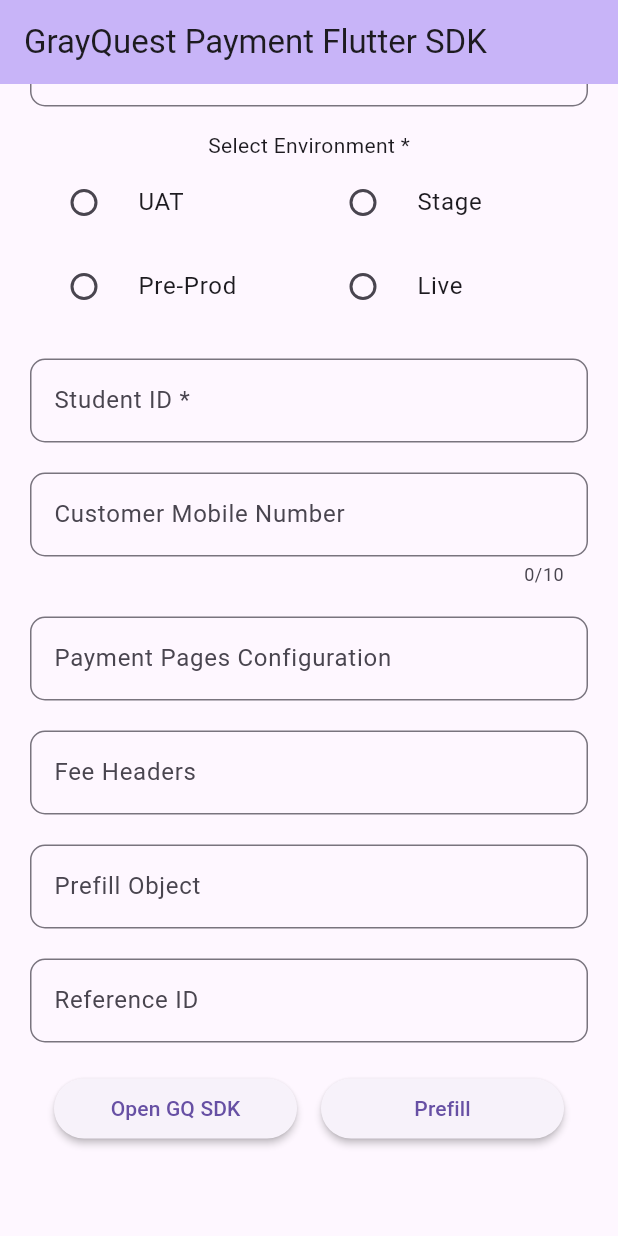
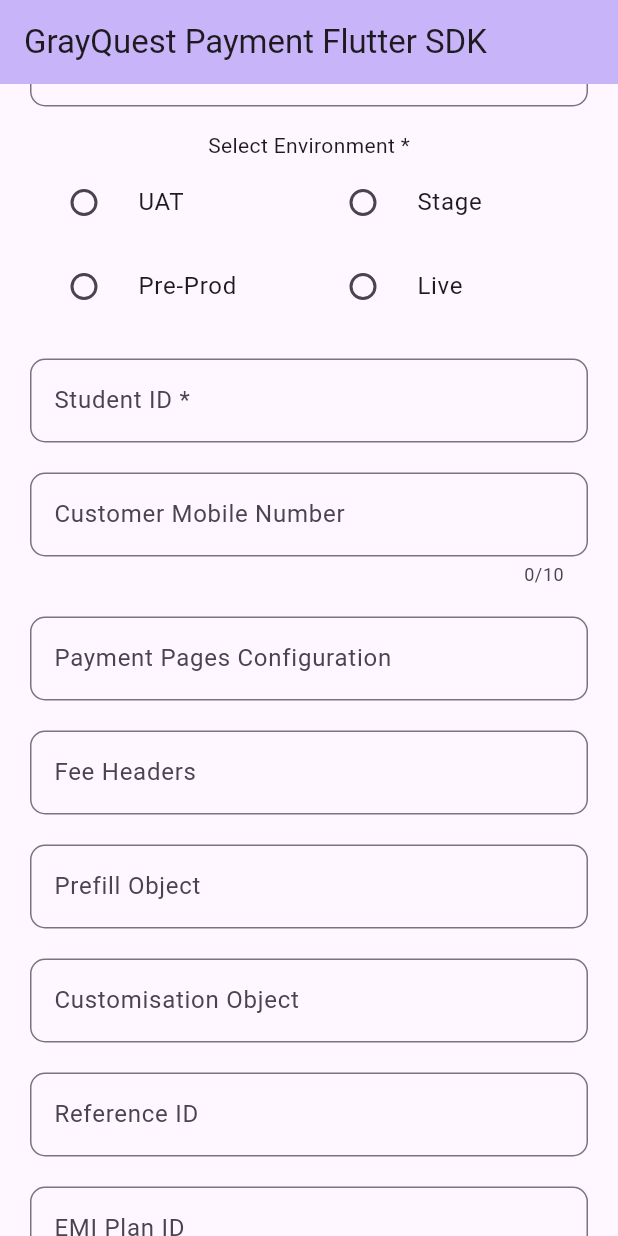
Before and after one commit to grayquest-finance/gq_payment_flutter_sdk_demo, a Flutter app: the screen it shows after launch, scrolled down 213 dp, on a phone screen of 412 x 824 dp. Run offline on Flutter 3.47's test engine with Material 3 defaults, Android fonts, the phone set to English and light mode, and no system bars; our stand-ins replace get; missing offline and left inert: gq_payment_flutter_sdk.

Commit message:
emi plan id, udfDetails, customisation & readme changes

```diff
--- a/lib/HomeScreen/Controller/home_screen_controller.dart
+++ b/lib/HomeScreen/Controller/home_screen_controller.dart
@@ -18,6 +18,9 @@ class HomeScreenController extends GetxController {
   final TextEditingController feeHeaderController = TextEditingController();
   final TextEditingController prefillObjController = TextEditingController();
   final TextEditingController referenceIdController = TextEditingController();
+  final TextEditingController emiPlanIdController = TextEditingController();
+  final TextEditingController udfDetailsController = TextEditingController();
+  final TextEditingController customisationController = TextEditingController();
 
   RxString environment = ''.obs;
   String customerNumber = '';
@@ -347,7 +350,17 @@ class HomeScreenController extends GetxController {
       if (referenceIdController.text.isNotEmpty) {
         configObj["reference_id"] = referenceIdController.text;
       }
+      if (emiPlanIdController.text.isNotEmpty) {
+        configObj["emi_plan_id"] = emiPlanIdController.text;
+      }
 
+      if (udfDetailsController.text.isNotEmpty) {
+        configObj["udf_details"] = jsonDecode(udfDetailsController.text);
+      }
+
+      if (customisationController.text.isNotEmpty) {
+        configObj["customization"] = jsonDecode(customisationController.text);
+      }
       return configObj;
     } catch (e) {
       print('Error decoding JSON: $e');
@@ -382,7 +395,9 @@ class HomeScreenController extends GetxController {
     feeHeaderController.dispose();
     prefillObjController.dispose();
     secretKeyController.dispose();
-
+    emiPlanIdController.dispose();
+    udfDetailsController.dispose();
+    customisationController.dispose();
     super.onClose();
   }
 }
--- a/lib/HomeScreen/home_screen.dart
+++ b/lib/HomeScreen/home_screen.dart
@@ -124,8 +124,24 @@ class HomeScreen extends GetView<HomeScreenController> {
                 ),
                 const SizedBox(height: 20),
                 TextField(
+                  controller: controller.customisationController,
+                  decoration:
+                      const InputDecoration(labelText: 'Customisation Object '),
+                ),
+                const SizedBox(height: 20),
+                TextField(
                   controller: controller.referenceIdController,
                   decoration: const InputDecoration(labelText: 'Reference ID'),
+                ),
+                const SizedBox(height: 20),
+                TextField(
+                  controller: controller.emiPlanIdController,
+                  decoration: const InputDecoration(labelText: 'EMI Plan ID'),
+                ),
+                const SizedBox(height: 20),
+                TextField(
+                  controller: controller.udfDetailsController,
+                  decoration: const InputDecoration(labelText: 'UDF Object '),
                 ),
                 const SizedBox(height: 20),
                 Row(
```
Also changed, not shown: 1 other file.
